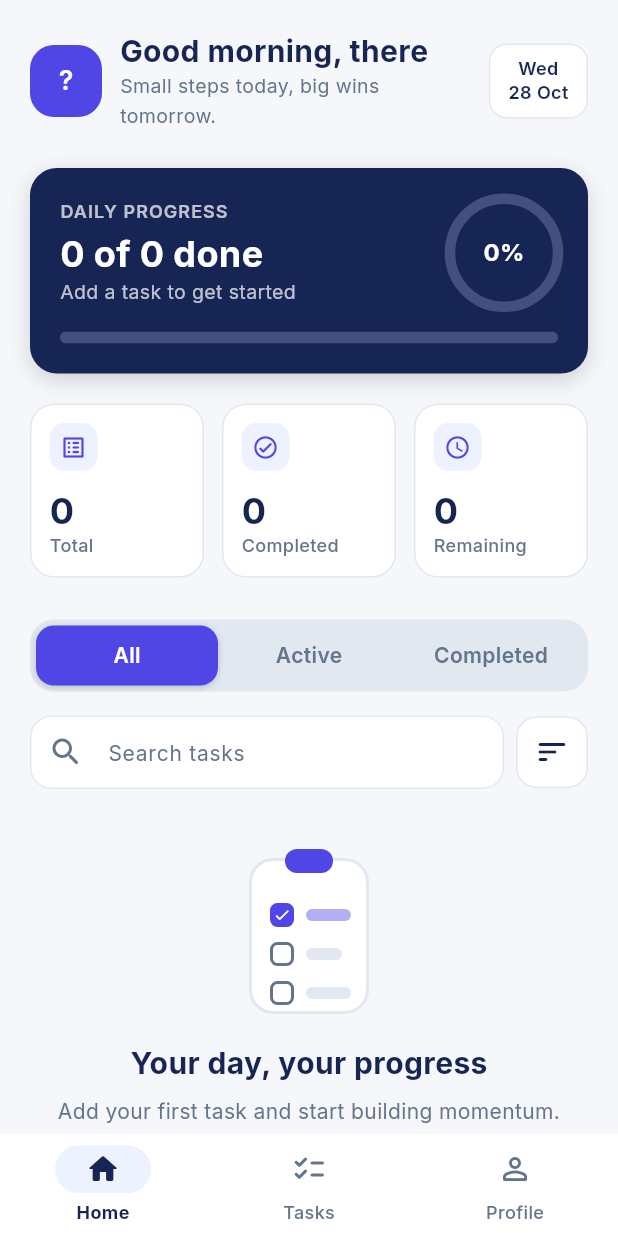
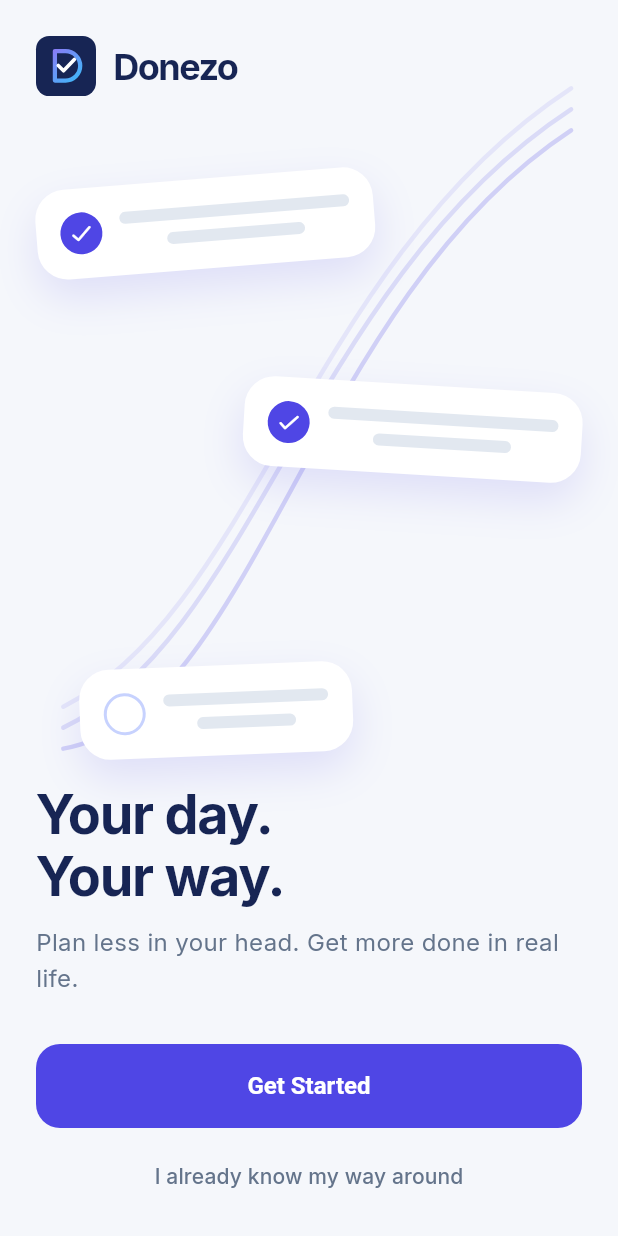
Before and after one commit to DuminduMalinga/TaskFlow, a Flutter app: the screen it shows after launch, on a phone screen of 412 x 824 dp. Run offline on Flutter 3.47's test engine with Material 3 defaults, Android fonts, the phone set to English and light mode, and no system bars; our stand-ins replace image_picker, shared_preferences, sqflite, sqflite_common_ffi; accounts and stored records are empty.

Commit message:
Add Donezo branding and onboarding
Rebrand the app as The Donezo across Flutter, web, desktop, and mobile platforms. Add updated app icons, splash and welcome screens, first-run launch gating, and refreshed README screenshots and documentation.

```diff
--- a/lib/app.dart
+++ b/lib/app.dart
@@ -2,7 +2,7 @@ import 'package:flutter/material.dart';
 import 'package:provider/provider.dart';
 
 import 'providers/theme_provider.dart';
-import 'screens/main_shell.dart';
+import 'screens/launch_gate.dart';
 import 'theme/app_colors.dart';
 
 ThemeData _buildTheme(AppColors colors, Brightness brightness) {
@@ -50,19 +50,19 @@ ThemeData _buildTheme(AppColors colors, Brightness brightness) {
   );
 }
 
-class TaskFlowApp extends StatelessWidget {
-  const TaskFlowApp({super.key});
+class DonezoApp extends StatelessWidget {
+  const DonezoApp({super.key});
 
   @override
   Widget build(BuildContext context) {
     final mode = context.watch<ThemeProvider>().mode;
     return MaterialApp(
-      title: 'TaskFlow',
+      title: 'The Donezo',
       debugShowCheckedModeBanner: false,
       theme: _buildTheme(AppColors.light, Brightness.light),
       darkTheme: _buildTheme(AppColors.dark, Brightness.dark),
       themeMode: mode,
-      home: const MainShell(),
+      home: const LaunchGate(),
     );
   }
 }
--- a/lib/main.dart
+++ b/lib/main.dart
@@ -24,7 +24,7 @@ void main() {
         ChangeNotifierProvider(create: (_) => ProfileProvider()),
         ChangeNotifierProvider(create: (_) => ThemeProvider()),
       ],
-      child: const TaskFlowApp(),
+      child: const DonezoApp(),
     ),
   );
 }
--- /dev/null
+++ b/lib/screens/launch_gate.dart
@@ -0,0 +1,68 @@
+import 'package:flutter/material.dart';
+import 'package:shared_preferences/shared_preferences.dart';
+
+import 'main_shell.dart';
+import 'splash_screen.dart';
+import 'welcome_screen.dart';
+
+/// Shows the splash, then the welcome screen on first run, then the app.
+class LaunchGate extends StatefulWidget {
+  const LaunchGate({
+    super.key,
+    this.splashDuration = const Duration(milliseconds: 1800),
+  });
+
+  final Duration splashDuration;
+
+  @override
+  State<LaunchGate> createState() => _LaunchGateState();
+}
+
+class _LaunchGateState extends State<LaunchGate> {
+  static const _key = 'welcomeSeen';
+
+  bool _splashDone = false;
+  bool? _welcomeSeen;
+
+  @override
+  void initState() {
+    super.initState();
+    _start();
+  }
+
+  Future<void> _start() async {
+    final minimum = Future.delayed(widget.splashDuration);
+    var seen = false;
+    try {
+      final prefs = await SharedPreferences.getInstance();
+      seen = prefs.getBool(_key) ?? false;
+    } catch (_) {
+      // Treat storage failures as a first run.
+    }
+    await minimum;
+    if (!mounted) return;
+    setState(() {
+      _welcomeSeen = seen;
+      _splashDone = true;
+    });
+  }
+
+  Future<void> _finishWelcome() async {
+    setState(() => _welcomeSeen = true);
+    try {
+      final prefs = await SharedPreferences.getInstance();
+      await prefs.setBool(_key, true);
+    } catch (_) {
+      // The welcome screen may show again next launch.
+    }
+  }
+
+  @override
+  Widget build(BuildContext context) {
+    if (!_splashDone) return const SplashScreen();
+    if (_welcomeSeen == false) {
+      return WelcomeScreen(onContinue: _finishWelcome);
+    }
+    return const MainShell();
+  }
+}
--- /dev/null
+++ b/lib/screens/welcome_screen.dart
@@ -0,0 +1,224 @@
+import 'dart:math' as math;
+
+import 'package:flutter/material.dart';
+
+import '../theme/app_colors.dart';
+import '../widgets/donezo_logo.dart';
+
+/// First-run introduction. [onContinue] is called from either action.
+class WelcomeScreen extends StatelessWidget {
+  const WelcomeScreen({super.key, required this.onContinue});
+
+  final VoidCallback onContinue;
+
+  @override
+  Widget build(BuildContext context) {
+    final colors = context.colors;
+    return Scaffold(
+      backgroundColor: colors.background,
+      body: SafeArea(
+        child: Padding(
+          padding: const EdgeInsets.symmetric(horizontal: 24),
+          child: Column(
+            crossAxisAlignment: CrossAxisAlignment.start,
+            children: [
+              const SizedBox(height: 24),
+              Row(
+                children: [
+                  const DonezoLogo(size: 40),
+                  const SizedBox(width: 12),
+                  DonezoWordmark(color: colors.text, fontSize: 24),
+                ],
+              ),
+              const Expanded(child: _Illustration()),
+              Text(
+                'Your day.\nYour way.',
+                style: TextStyle(
+                  color: colors.text,
+                  fontSize: 36,
+                  fontWeight: FontWeight.w700,
+                  height: 1.15,
+                  letterSpacing: -0.8,
+                ),
+              ),
+              const SizedBox(height: 12),
+              Text(
+                'Plan less in your head. Get more done in real life.',
+                style: TextStyle(color: colors.muted, fontSize: 16, height: 1.5),
+              ),
+              const SizedBox(height: 32),
+              SizedBox(
+                width: double.infinity,
+                height: 56,
+                child: FilledButton(
+                  onPressed: onContinue,
+                  style: FilledButton.styleFrom(
+                    backgroundColor: colors.accent,
+                    foregroundColor: colors.onAccent,
+                    shape: RoundedRectangleBorder(
+                      borderRadius: BorderRadius.circular(16),
+                    ),
+                    textStyle: const TextStyle(
+                      fontSize: 16,
+                      fontWeight: FontWeight.w600,
+                    ),
+                  ),
+                  child: const Text('Get Started'),
+                ),
+              ),
+              const SizedBox(height: 8),
+              Center(
+                child: TextButton(
+                  onPressed: onContinue,
+                  style: TextButton.styleFrom(foregroundColor: colors.muted),
+                  child: const Text('I already know my way around'),
+                ),
+              ),
+              const SizedBox(height: 16),
+            ],
+          ),
+        ),
+      ),
+    );
+  }
+}
+
+/// Abstract scene: floating task cards, completed checks and motion trails.
+class _Illustration extends StatelessWidget {
+  const _Illustration();
+
+  @override
+  Widget build(BuildContext context) {
+    final colors = context.colors;
+    return LayoutBuilder(
+      builder: (context, box) {
+        final w = box.maxWidth;
+        final h = box.maxHeight;
+        return Stack(
+          clipBehavior: Clip.none,
+          children: [
+            Positioned.fill(
+              child: CustomPaint(painter: _TrailPainter(colors.accent)),
+            ),
+            Positioned(
+              left: 0,
+              top: h * 0.12,
+              child: _TaskCard(width: w * 0.62, angle: -0.08, done: true),
+            ),
+            Positioned(
+              right: 0,
+              top: h * 0.42,
+              child: _TaskCard(width: w * 0.62, angle: 0.06, done: true),
+            ),
+            Positioned(
+              left: w * 0.08,
+              bottom: h * 0.04,
+              child: _TaskCard(width: w * 0.5, angle: -0.04, done: false),
+            ),
+          ],
+        );
+      },
+    );
+  }
+}
+
+class _TaskCard extends StatelessWidget {
+  const _TaskCard({
+    required this.width,
+    required this.angle,
+    required this.done,
+  });
+
+  final double width;
+  final double angle;
+  final bool done;
+
+  @override
+  Widget build(BuildContext context) {
+    final colors = context.colors;
+    Widget line(double fraction) => FractionallySizedBox(
+      widthFactor: fraction,
+      alignment: Alignment.centerLeft,
+      child: Container(
+        height: 8,
+        decoration: BoxDecoration(
+          color: colors.border,
+          borderRadius: BorderRadius.circular(4),
+        ),
+      ),
+    );
+    return Transform.rotate(
+      angle: angle,
+      child: Container(
+        width: width,
+        padding: const EdgeInsets.all(16),
+        decoration: BoxDecoration(
+          color: colors.card,
+          borderRadius: BorderRadius.circular(20),
+          boxShadow: [
+            BoxShadow(
+              color: colors.accent.withValues(alpha: 0.14),
+              blurRadius: 24,
+              offset: const Offset(0, 12),
+            ),
+          ],
+        ),
+        child: Row(
+          children: [
+            Container(
+              width: 28,
+              height: 28,
+              decoration: BoxDecoration(
+                shape: BoxShape.circle,
+                color: done ? colors.accent : Colors.transparent,
+                border: done
+                    ? null
+                    : Border.all(color: colors.progressTrack, width: 2),
+              ),
+              child: done
+                  ? Icon(Icons.check_rounded, size: 18, color: colors.onAccent)
+                  : null,
+            ),
+            const SizedBox(width: 12),
+            Expanded(
+              child: Column(spacing: 8, children: [line(1), line(0.6)]),
+            ),
+          ],
+        ),
+      ),
+    );
+  }
+}
+
+class _TrailPainter extends CustomPainter {
+  _TrailPainter(this.color);
+
+  final Color color;
+
+  @override
+  void paint(Canvas canvas, Size size) {
+    for (var i = 0; i < 3; i++) {
+      final paint = Paint()
+        ..style = PaintingStyle.stroke
+        ..strokeCap = StrokeCap.round
+        ..strokeWidth = 3
+        ..color = color.withValues(alpha: 0.22 - i * 0.06);
+      final dy = i * 14.0;
+      final path = Path()
+        ..moveTo(size.width * 0.05, size.height * 0.95 - dy)
+        ..cubicTo(
+          size.width * 0.4,
+          size.height * (0.9 - 0.1 * math.sin(i.toDouble())) - dy,
+          size.width * 0.5,
+          size.height * 0.3 - dy,
+          size.width * 0.98,
+          size.height * 0.05 - dy,
+        );
+      canvas.drawPath(path, paint);
+    }
+  }
+
+  @override
+  bool shouldRepaint(covariant _TrailPainter oldDelegate) =>
+      oldDelegate.color != color;
+}
--- /dev/null
+++ b/lib/widgets/donezo_logo.dart
@@ -0,0 +1,95 @@
+import 'package:flutter/material.dart';
+
+/// The Donezo app icon: a "D" with a checkmark inside, on a navy tile.
+class DonezoLogo extends StatelessWidget {
+  const DonezoLogo({super.key, this.size = 96});
+
+  final double size;
+
+  @override
+  Widget build(BuildContext context) {
+    return Semantics(
+      label: 'Donezo logo',
+      child: CustomPaint(size: Size.square(size), painter: _LogoPainter()),
+    );
+  }
+}
+
+/// "Donezo" set in the brand's bold geometric style.
+class DonezoWordmark extends StatelessWidget {
+  const DonezoWordmark({super.key, required this.color, this.fontSize = 36});
+
+  final Color color;
+  final double fontSize;
+
+  @override
+  Widget build(BuildContext context) {
+    return Text(
+      'Donezo',
+      style: TextStyle(
+        color: color,
+        fontSize: fontSize,
+        fontWeight: FontWeight.w700,
+        letterSpacing: -1,
+        height: 1.1,
+      ),
+    );
+  }
+}
+
+class _LogoPainter extends CustomPainter {
+  static const _navy = Color(0xFF172554);
+  static const _violet = Color(0xFF8B7AF6);
+  static const _sky = Color(0xFF38BDF8);
+
+  @override
+  void paint(Canvas canvas, Size size) {
+    // Everything is drawn on a 100 x 100 grid, then scaled.
+    canvas.scale(size.width / 100, size.height / 100);
+
+    final tile = RRect.fromRectAndRadius(
+      const Rect.fromLTWH(0, 0, 100, 100),
+      const Radius.circular(22),
+    );
+    canvas.drawRRect(tile, Paint()..color = _navy);
+
+    final letter = Path()
+      ..moveTo(31.5, 25.2)
+      ..lineTo(49.2, 25.2)
+      ..arcToPoint(
+        const Offset(49.2, 74.2),
+        radius: const Radius.circular(24.5),
+      )
+      ..lineTo(31.5, 74.2)
+      ..close();
+    canvas.drawPath(
+      letter,
+      Paint()
+        ..style = PaintingStyle.stroke
+        ..strokeWidth = 7.1
+        ..strokeJoin = StrokeJoin.round
+        ..shader = const LinearGradient(
+          begin: Alignment.topLeft,
+          end: Alignment.bottomRight,
+          colors: [_violet, _sky],
+        ).createShader(const Rect.fromLTWH(28, 22, 50, 55)),
+    );
+
+    final check = Path()
+      ..moveTo(37.1, 49.2)
+      ..lineTo(45.9, 58)
+      ..lineTo(63.9, 39.1);
+    canvas.drawPath(
+      check,
+      Paint()
+        ..style = PaintingStyle.stroke
+        ..strokeWidth = 6
+        ..strokeCap = StrokeCap.round
+        ..strokeJoin = StrokeJoin.round
+        ..color = Colors.white,
+    );
+  }
+
+  @override
+  bool shouldRepaint(covariant CustomPainter oldDelegate) => false;
+}
```
Also changed, not shown: lib/screens/splash_screen.dart (added, +95 -0 lines), 39 other files.
